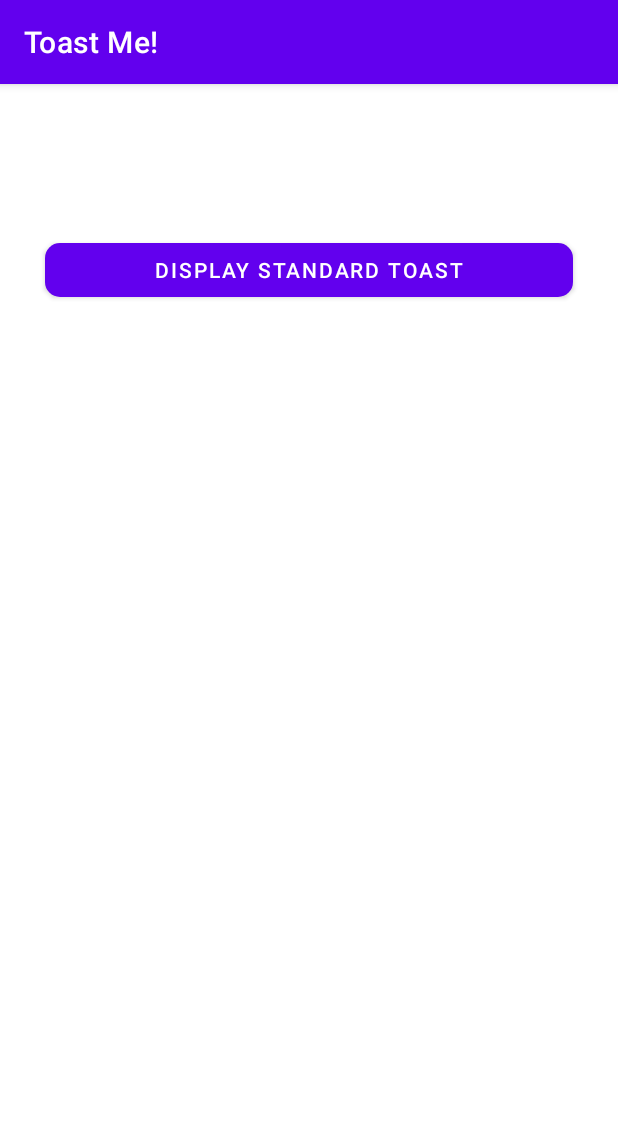
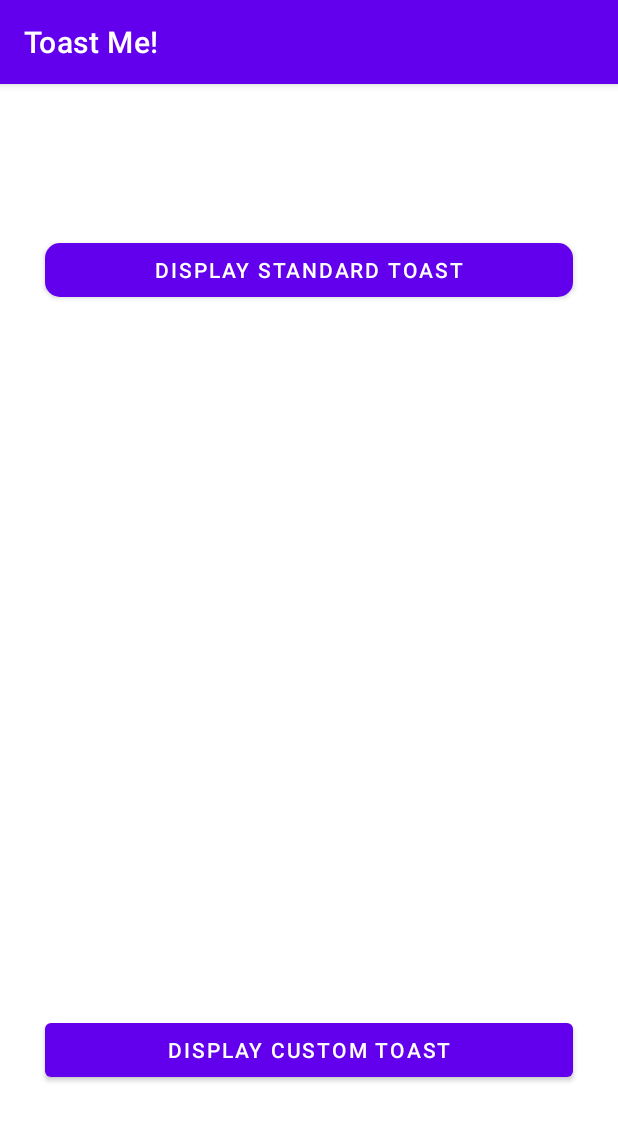
Before and after one commit to princeOprince/AndroidExperiments, an Android app: the screen it shows after launch (ToastActivity), after a tap on "DISPLAY STANDARD TOAST", on a phone screen of 412 x 824 dp. Shown: the top 1121 px of the screen. Run offline under Robolectric (Android 15) with nearby library versions, the phone set to English and light mode, and no system bars.

Commit message:
Create a custom toast

```diff
--- a/ToastMe/app/src/main/java/com/khuosh/toastme/ToastActivity.java
+++ b/ToastMe/app/src/main/java/com/khuosh/toastme/ToastActivity.java
@@ -2,7 +2,9 @@ package com.khuosh.toastme;
 
 import android.os.Bundle;
 import android.view.Gravity;
+import android.view.LayoutInflater;
 import android.view.View;
+import android.widget.TextView;
 import android.widget.Toast;
 
 import androidx.appcompat.app.AppCompatActivity;
@@ -20,7 +22,22 @@ public class ToastActivity extends AppCompatActivity {
         Toast toast = Toast.makeText(this, R.string.hello_toast, Toast.LENGTH_SHORT);
         toast.show();
         // Position the toast object in the top-right corner
-        toast.setGravity(Gravity.TOP|Gravity.START|Gravity.END,
-                0, 130);
+        toast.setGravity(Gravity.CENTER_VERTICAL|Gravity.START|Gravity.END,
+                0, 0);
+    }
+
+    public void showCustomToast(View view) {
+        // Create a custom toast view
+        LayoutInflater inflater = getLayoutInflater();
+        View layout = inflater.inflate(R.layout.custom_toast, findViewById(R.id.custom_toast_container));
+
+        TextView textView = layout.findViewById(R.id.text);
+        textView.setText(getString(R.string.custom_toast_text));
+
+        Toast customToast = new Toast(this);
+        customToast.setGravity(Gravity.CENTER_VERTICAL, 0, 0);
+        customToast.setDuration(Toast.LENGTH_SHORT);
+        customToast.setView(layout);
+        customToast.show();
     }
 }
--- a/ToastMe/app/src/main/res/layout/activity_toast.xml
+++ b/ToastMe/app/src/main/res/layout/activity_toast.xml
@@ -2,8 +2,7 @@
 <RelativeLayout xmlns:android="http://schemas.android.com/apk/res/android"
     xmlns:app="http://schemas.android.com/apk/res-auto"
     android:layout_width="match_parent"
-    android:layout_height="match_parent"
-    android:layout_weight="1">
+    android:layout_height="match_parent" >
 
     <Button
         android:id="@+id/standard_toast_btn"
@@ -21,4 +20,18 @@
         app:cornerRadius="10dp" />
 
 
+    <Button
+        android:id="@+id/custom_toast_btn"
+        android:layout_width="wrap_content"
+        android:layout_height="wrap_content"
+        android:layout_alignParentStart="true"
+        android:layout_alignParentBottom="true"
+        android:layout_alignParentEnd="true"
+        android:layout_marginBottom="100dp"
+        android:layout_marginStart="30dp"
+        android:layout_marginEnd="30dp"
+        android:onClick="showCustomToast"
+        android:text="@string/custom_toast_btn_txt"
+        app:layout_constraintTop_toBottomOf="@+id/standard_toast_btn" />
+
 </RelativeLayout>
```
Also changed, not shown: ToastMe/app/src/main/res/layout/custom_toast.xml (+13 -0 lines).
